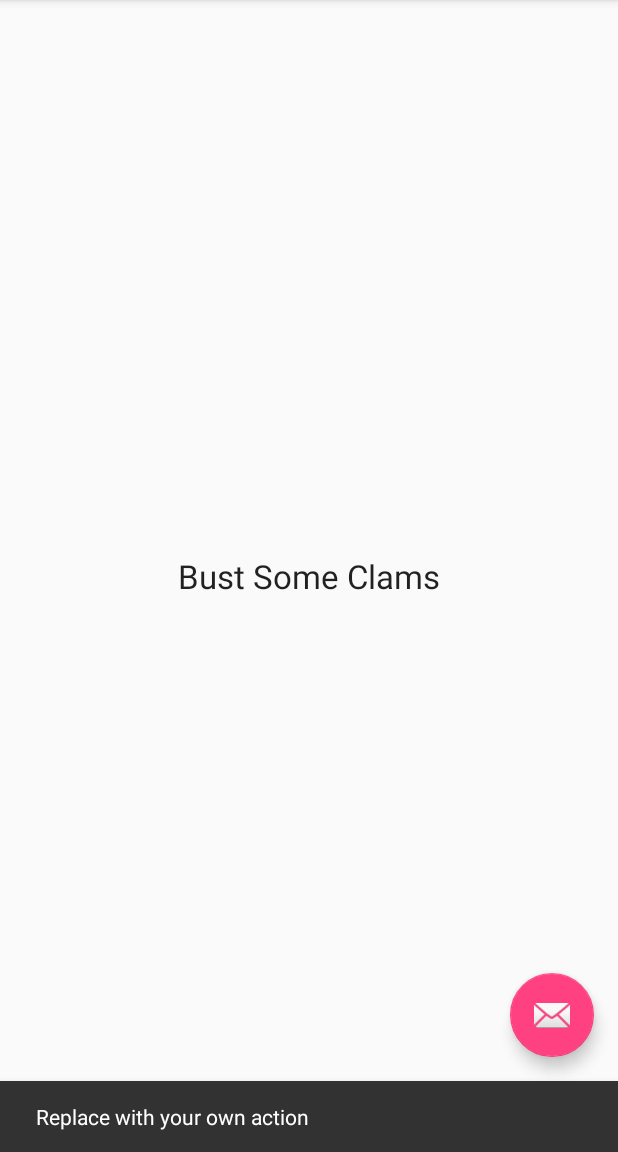
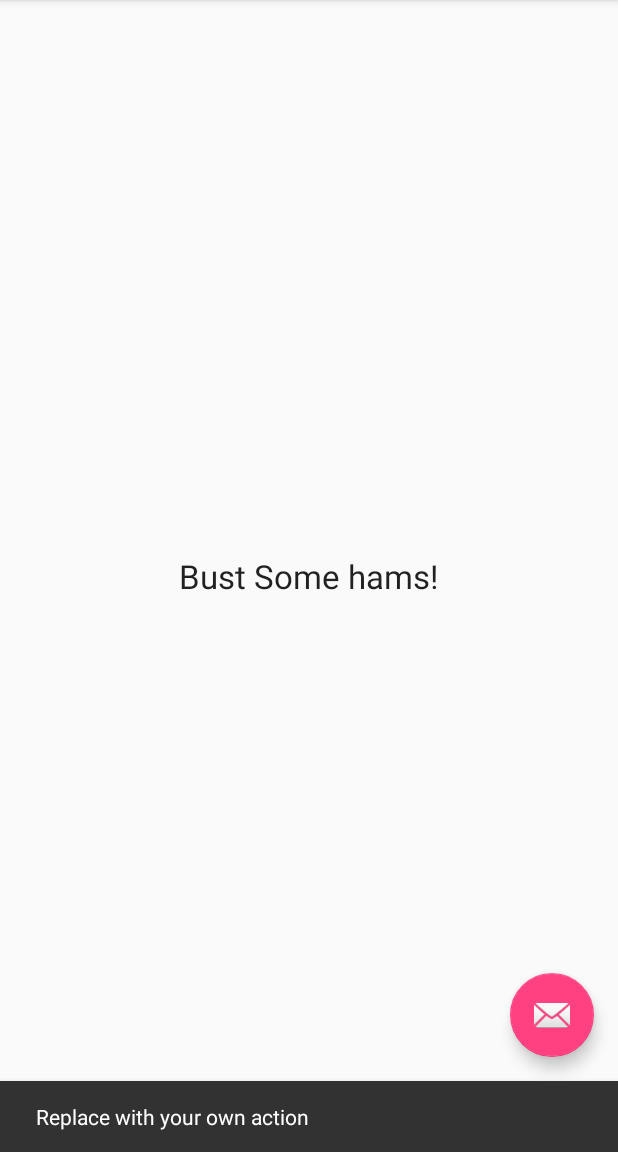
Before and after one commit to RamtinK/ClamBlaster, an Android app: the screen it shows after launch (MainActivity), after a tap on an icon or button, on a phone screen of 412 x 824 dp, the part 84-1236 px from its top. Run offline under Robolectric (Android 15) with nearby library versions, the phone set to English and light mode, and no system bars.

Commit message:
change the lable text to ham

```diff
--- a/app/src/main/res/layout/content_main.xml
+++ b/app/src/main/res/layout/content_main.xml
@@ -16,7 +16,7 @@
         android:layout_width="wrap_content"
         android:layout_height="wrap_content"
         android:textAppearance="?android:attr/textAppearanceLarge"
-        android:text="Bust Some Clams"
+        android:text="Bust Some hams!"
         android:id="@+id/textView"
         android:layout_centerVertical="true"
         android:layout_centerHorizontal="true" />
```
